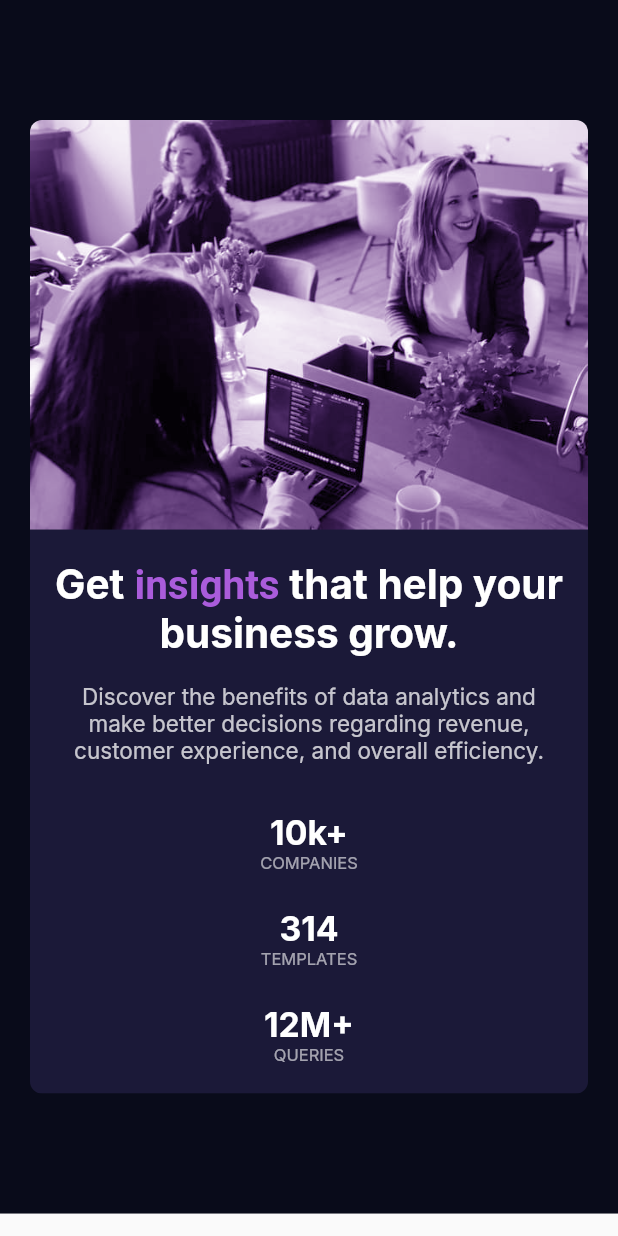
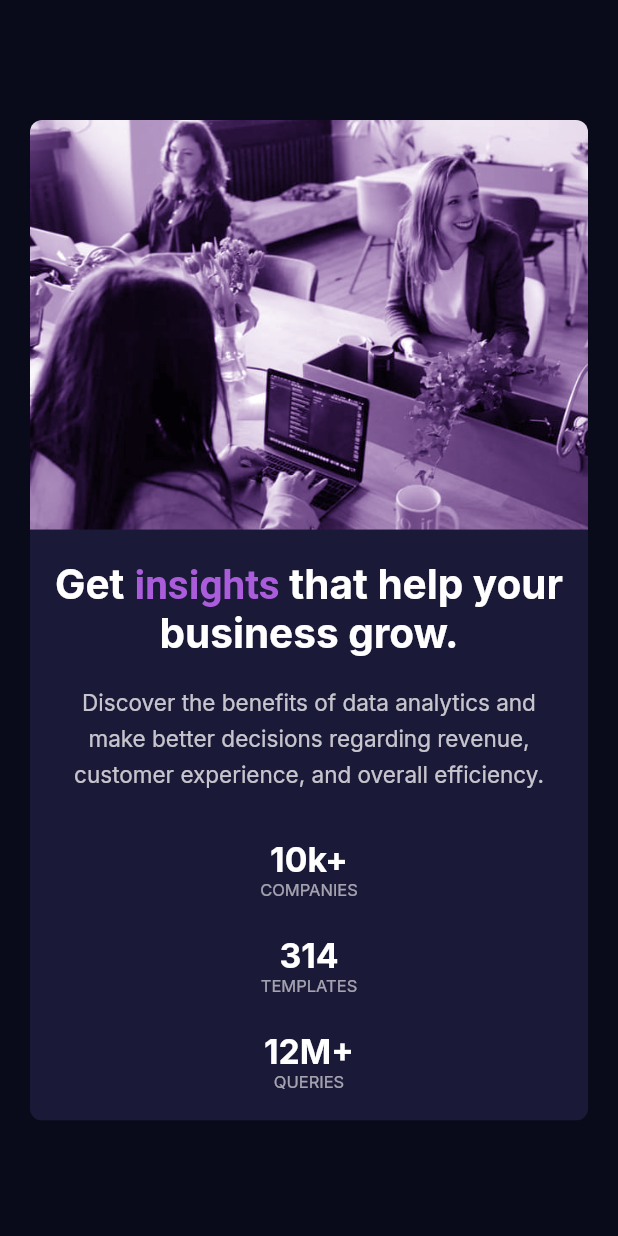
Before and after one commit to romofel/fm-stats_preview_card_component-flutter, a Flutter app: the screen it shows after launch, on a phone screen of 412 x 824 dp. Run offline on Flutter 3.47's test engine with Material 2 defaults, Android fonts, the phone set to English and light mode, and no system bars; our stand-ins replace google_fonts.

Commit message:
Increase line height for paragraph

```diff
--- a/lib/pages/home_page.dart
+++ b/lib/pages/home_page.dart
@@ -61,6 +61,7 @@ class HomePage extends StatelessWidget {
                             textAlign: TextAlign.center,
                             style: GoogleFonts.inter(
                               textStyle: TextStyle(
+                                height: 1.6,
                                 color: kMainParagraphColor.toColor(),
                                 fontSize: kBodyCopyFontSize,
                                 fontWeight: FontWeight.w400,
```
